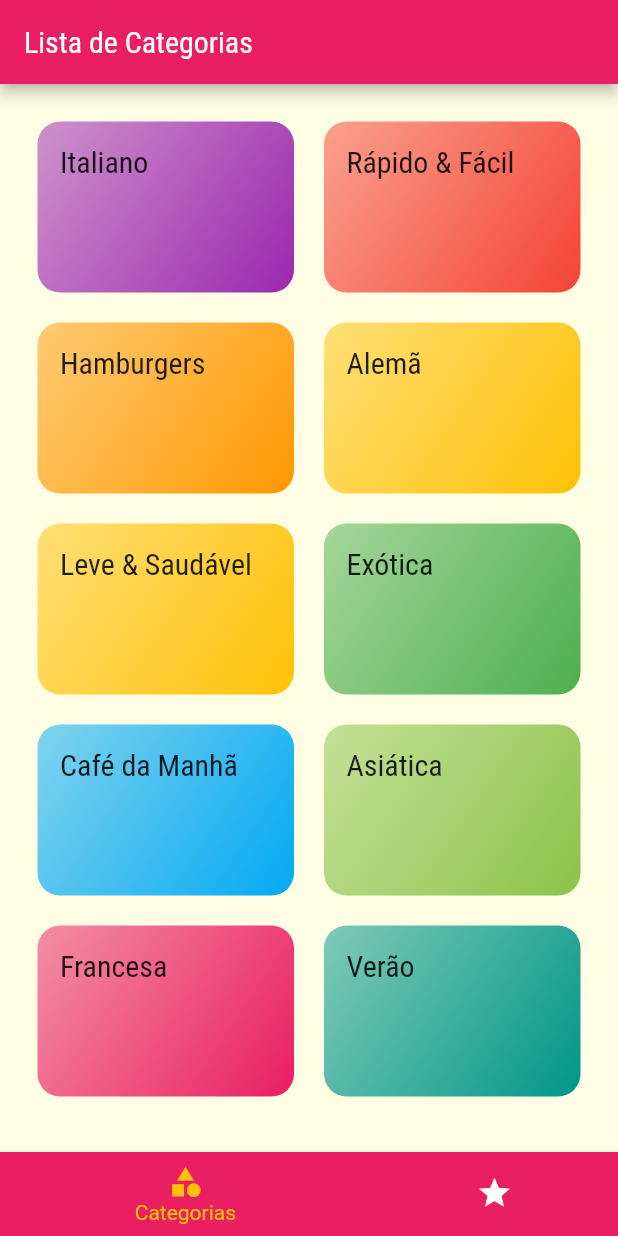
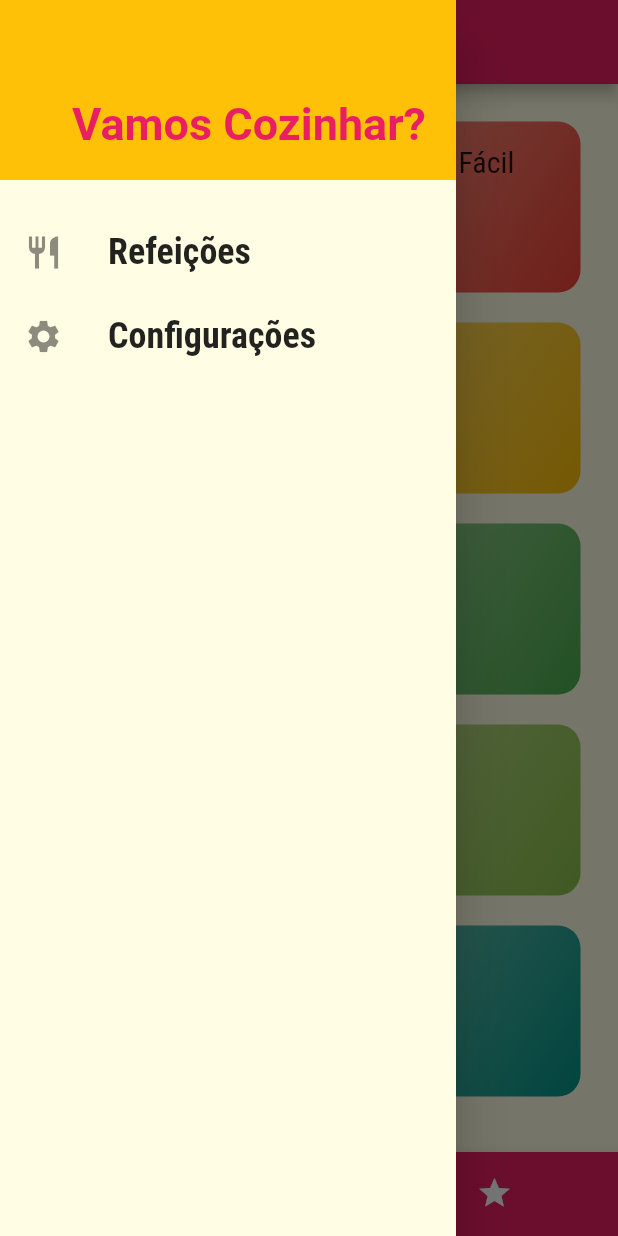
Before and after one commit to FelipeSHenrique/app-meals, a Flutter app: the screen it shows after launch, with the side drawer open (before the commit the screen has no drawer), on a phone screen of 412 x 824 dp. Run offline on Flutter 3.47's test engine with Material 2 defaults, Android fonts, the phone set to English and light mode, and no system bars.

Commit message:
add screens settings

```diff
--- /dev/null
+++ b/lib/components/main_drawer.dart
@@ -0,0 +1,60 @@
+import 'package:flutter/material.dart';
+import 'package:meals/utils/app_routes.dart';
+
+class MainDrawer extends StatelessWidget {
+  const MainDrawer({Key? key}) : super(key: key);
+
+  Widget _createItem(IconData icon, String label, Function() onTap) {
+    return ListTile(
+      leading: Icon(
+        icon,
+        size: 26,
+      ),
+      title: Text(
+        label,
+        style: const TextStyle(
+            fontFamily: 'RobotoCondensed',
+            fontSize: 24,
+            fontWeight: FontWeight.bold),
+      ),
+      onTap: onTap,
+    );
+  }
+
+  @override
+  Widget build(BuildContext context) {
+    return Drawer(
+      child: Column(
+        children: [
+          Container(
+            height: 120,
+            width: double.infinity,
+            padding: const EdgeInsets.all(20),
+            color: Theme.of(context).colorScheme.secondary,
+            alignment: Alignment.bottomRight,
+            child: Text(
+              'Vamos Cozinhar?',
+              style: TextStyle(
+                  fontWeight: FontWeight.bold,
+                  fontSize: 30,
+                  color: Theme.of(context).colorScheme.primary),
+            ),
+          ),
+          const SizedBox(
+            height: 20,
+          ),
+          _createItem(
+            Icons.restaurant,
+            'Refeições',
+            () => Navigator.of(context).pushReplacementNamed(AppRoutes.HOME)
+          ),
+          _createItem(
+            Icons.settings,
+            'Configurações',
+            () => Navigator.of(context).pushReplacementNamed(AppRoutes.SETTINGS)
+          ),
+        ],
+      ),
+    );
+  }
+}
--- a/lib/main.dart
+++ b/lib/main.dart
@@ -1,14 +1,43 @@
 import 'package:flutter/material.dart';
+import 'package:meals/data/dummy_data.dart';
+import 'package:meals/models/meal.dart';
+import 'package:meals/models/settings.dart';
 import 'package:meals/screens/categories_meals_screen.dart';
 import 'package:meals/screens/categories_screen.dart';
 import 'package:meals/screens/meal_detail_screen.dart';
+import 'package:meals/screens/settings_screen.dart';
 import 'package:meals/screens/tabs_screen.dart';
 import 'package:meals/utils/app_routes.dart';
 
 void main() => runApp(const MyApp());
 
-class MyApp extends StatelessWidget {
+class MyApp extends StatefulWidget {
   const MyApp({Key? key}) : super(key: key);
+
+  @override
+  State<MyApp> createState() => _MyAppState();
+}
+
+class _MyAppState extends State<MyApp> {
+
+  Settings settings = Settings();
+  List<Meal> _availableMeals = DUMMY_MEALS;
+  List<Meal> _favoriteMeals = [];
+
+  void _filterMeals(Settings settings) {
+    setState(() {
+      _availableMeals = DUMMY_MEALS.where((meal) {
+        this.settings = settings;
+
+        final filterGluten = settings.isGlutenFree && !meal.isGlutenFree;
+        final filterLactose = settings.isLactoseFree && !meal.isLactoseFree;
+        final filterVegan = settings.isVegan && !meal.isVegan;
+        final filterVegetarian = settings.isVegetarian && !meal.isVegetarian;
+
+        return !filterGluten && !filterLactose && !filterVegan && !filterVegetarian;
+      }).toList();
+    });
+  }
 
   @override
   Widget build(BuildContext context) {
@@ -26,9 +55,10 @@ class MyApp extends StatelessWidget {
         )
       ),
       routes: {
-        AppRoutes.HOME: (ctx) => TabScreen(),
-        AppRoutes.CATEGORIES_MEALS: (ctx) => CategoriesMealsScreen(),
-        AppRoutes.MEAL_DETAIL: (ctx) => MealDetailScreen()
+        AppRoutes.HOME: (ctx) => TabScreen(_favoriteMeals),
+        AppRoutes.CATEGORIES_MEALS: (ctx) => CategoriesMealsScreen(_availableMeals),
+        AppRoutes.MEAL_DETAIL: (ctx) => MealDetailScreen(),
+        AppRoutes.SETTINGS: (ctx) => SettingsScreen(settings, _filterMeals),
       },
 
     );
--- /dev/null
+++ b/lib/models/settings.dart
@@ -0,0 +1,13 @@
+class Settings {
+  bool isGlutenFree;
+  bool isLactoseFree;
+  bool isVegan;
+  bool isVegetarian;
+
+  Settings({
+    this.isGlutenFree = false,
+    this.isLactoseFree = false,
+    this.isVegan = false,
+    this.isVegetarian = false,
+  });
+}
--- a/lib/screens/favorite_screen.dart
+++ b/lib/screens/favorite_screen.dart
@@ -1,7 +1,11 @@
 import 'package:flutter/material.dart';
+import 'package:meals/models/meal.dart';
 
 class FavoriteScreen extends StatelessWidget {
-  const FavoriteScreen({Key? key}): super(key: key);
+
+  final List<Meal> favoriteMeals;
+
+  const FavoriteScreen(this.favoriteMeals, {Key? key}): super(key: key);
 
   @override
   Widget build(BuildContext context) {
--- a/lib/screens/meal_detail_screen.dart
+++ b/lib/screens/meal_detail_screen.dart
@@ -83,6 +83,12 @@ class MealDetailScreen extends StatelessWidget {
           ],
         ),
       ),
+      floatingActionButton: FloatingActionButton(
+        child: Icon(Icons.star),
+        onPressed: () {
+          Navigator.of(context).pop(meal.title);
+        },
+      ),
     );
   }
 }
--- a/lib/screens/tabs_screen.dart
+++ b/lib/screens/tabs_screen.dart
@@ -1,9 +1,14 @@
 import 'package:flutter/material.dart';
+import 'package:meals/components/main_drawer.dart';
+import 'package:meals/models/meal.dart';
 import 'package:meals/screens/categories_screen.dart';
 import 'package:meals/screens/favorite_screen.dart';
 
 class TabScreen extends StatefulWidget {
-  const TabScreen({Key? key}) : super(key: key);
+
+  final List<Meal> favoriteMeals;
+
+  const TabScreen(this.favoriteMeals, {Key? key}) : super(key: key);
 
   @override
   State<TabScreen> createState() => _TabScreenState();
@@ -17,10 +22,16 @@ class _TabScreenState extends State<TabScreen> {
     'Lista de Categorias',
     'Meus Favoritos'
   ];
-  final List<Widget> _screens = [
-    const CategoriesScreen(),
-    const FavoriteScreen(),
-  ];
+  late final List<Widget> _screens;
+
+  @override
+  void initState() {
+    super.initState();
+    _screens = [
+      const CategoriesScreen(),
+      FavoriteScreen(widget.favoriteMeals),
+    ];
+  }
 
   _selectScreen(int index) {
     setState(() {
@@ -34,6 +45,7 @@ class _TabScreenState extends State<TabScreen> {
       appBar: AppBar(
         title: Text(_titles[_selectedScreenIndex]),
       ),
+      drawer: MainDrawer(),
       body: _screens[_selectedScreenIndex],
       bottomNavigationBar: BottomNavigationBar(
         onTap: _selectScreen,
--- a/lib/utils/app_routes.dart
+++ b/lib/utils/app_routes.dart
@@ -2,4 +2,5 @@ class AppRoutes {
   static const HOME = '/';
   static const CATEGORIES_MEALS = '/categories-meals';
   static const MEAL_DETAIL = '/meail-detail';
+  static const SETTINGS = '/settings';
 }
```
Also changed, not shown: lib/components/meal_item.dart (+7 -1 lines), lib/screens/categories_meals_screen.dart (+7 -2 lines), lib/screens/settings_screen.dart (added, +93 -0 lines).
